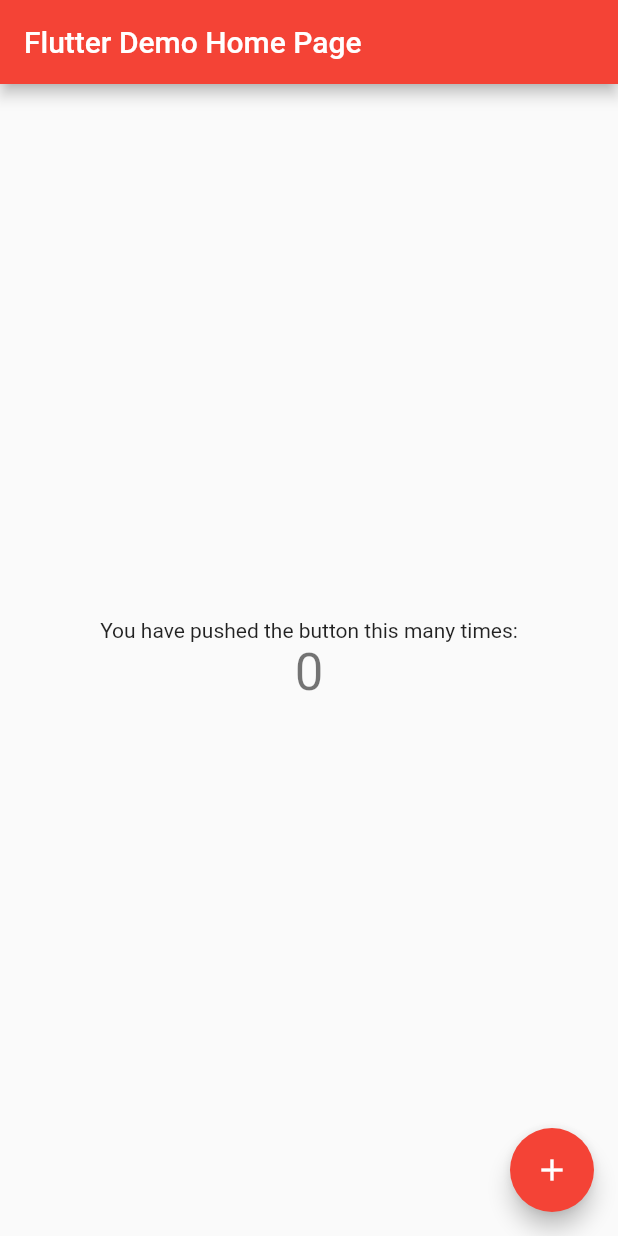
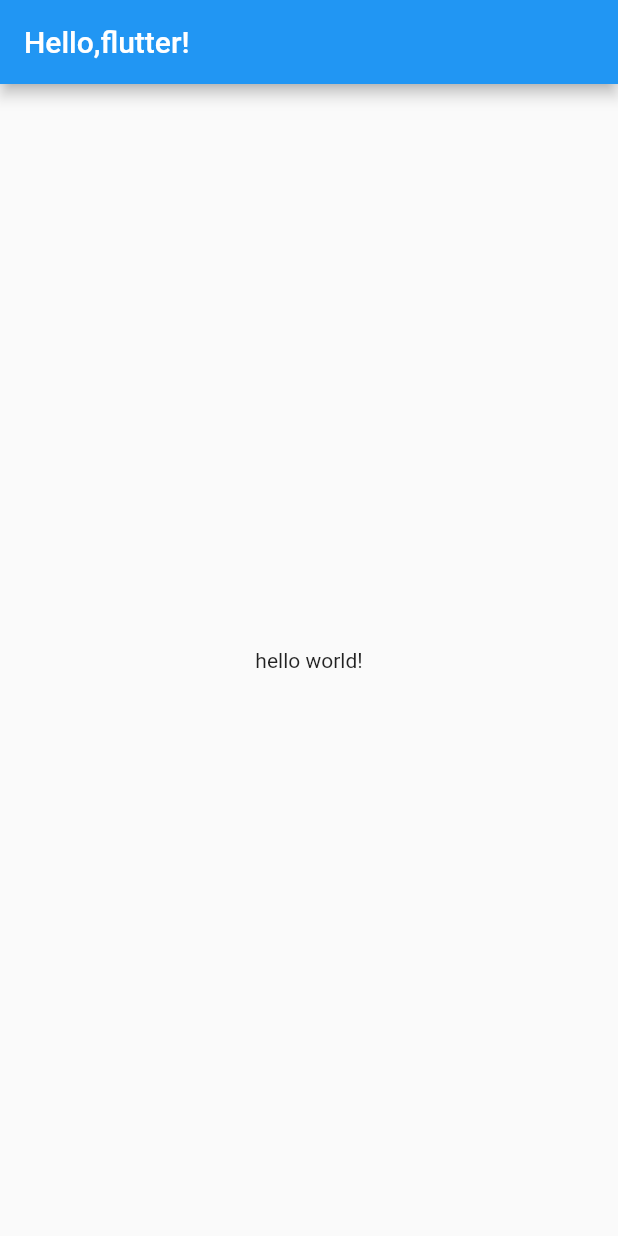
Before and after one commit to bladnoch/Flutter_App_UI, a Flutter app: the screen it shows after launch, on a phone screen of 412 x 824 dp. Run offline on Flutter 3.47's test engine with Material 2 defaults, Android fonts, the phone set to English and light mode, and no system bars.

Commit message:
print hello, world anf hello flutter on the screen

```diff
--- a/lib/main.dart
+++ b/lib/main.dart
@@ -1,115 +1,23 @@
 import 'package:flutter/material.dart';
 
 void main() {
-  runApp(const MyApp());
+  runApp(App());
 }
 
-class MyApp extends StatelessWidget {
-  const MyApp({super.key});
-
-  // This widget is the root of your application.
-  @override
-  Widget build(BuildContext context) {
-    return MaterialApp(
-      title: 'Flutter Demo',
-      theme: ThemeData(
-        // This is the theme of your application.
-        //
-        // Try running your application with "flutter run". You'll see the
-        // application has a blue toolbar. Then, without quitting the app, try
-        // changing the primarySwatch below to Colors.green and then invoke
-        // "hot reload" (press "r" in the console where you ran "flutter run",
-        // or simply save your changes to "hot reload" in a Flutter IDE).
-        // Notice that the counter didn't reset back to zero; the application
-        // is not restarted.
-        primarySwatch: Colors.red,
-      ),
-      home: const MyHomePage(title: 'Flutter Demo Home Page'),
-    );
-  }
-}
-
-class MyHomePage extends StatefulWidget {
-  const MyHomePage({super.key, required this.title});
-
-  // This widget is the home page of your application. It is stateful, meaning
-  // that it has a State object (defined below) that contains fields that affect
-  // how it looks.
-
-  // This class is the configuration for the state. It holds the values (in this
-  // case the title) provided by the parent (in this case the App widget) and
-  // used by the build method of the State. Fields in a Widget subclass are
-  // always marked "final".
-
-  final String title;
+class App extends StatelessWidget{
 
   @override
-  State<MyHomePage> createState() => _MyHomePageState();
-}
-
-class _MyHomePageState extends State<MyHomePage> {
-  int _counter = 0;
-
-  void _incrementCounter() {
-    setState(() {
-      // This call to setState tells the Flutter framework that something has
-      // changed in this State, which causes it to rerun the build method below
-      // so that the display can reflect the updated values. If we changed
-      // _counter without calling setState(), then the build method would not be
-      // called again, and so nothing would appear to happen.
-      _counter++;
-    });
+  Widget build(BuildContext context){
+    return MaterialApp(
+        home: Scaffold(
+          appBar: AppBar(
+            title:Text("Hello,flutter!"),
+          ),
+          body: Center(
+            child: Text("hello world!"),
+          ),
+        ),
+      );
   }
 
-  @override
-  Widget build(BuildContext context) {
-    // This method is rerun every time setState is called, for instance as done
-    // by the _incrementCounter method above.
-    //
-    // The Flutter framework has been optimized to make rerunning build methods
-    // fast, so that you can just rebuild anything that needs updating rather
-    // than having to individually change instances of widgets.
-    return Scaffold(
-      appBar: AppBar(
-        // Here we take the value from the MyHomePage object that was created by
-        // the App.build method, and use it to set our appbar title.
-        title: Text(widget.title),
-      ),
-      body: Center(
-        // Center is a layout widget. It takes a single child and positions it
-        // in the middle of the parent.
-        child: Column(
-          // Column is also a layout widget. It takes a list of children and
-          // arranges them vertically. By default, it sizes itself to fit its
-          // children horizontally, and tries to be as tall as its parent.
-          //
-          // Invoke "debug painting" (press "p" in the console, choose the
-          // "Toggle Debug Paint" action from the Flutter Inspector in Android
-          // Studio, or the "Toggle Debug Paint" command in Visual Studio Code)
-          // to see the wireframe for each widget.
-          //
-          // Column has various properties to control how it sizes itself and
-          // how it positions its children. Here we use mainAxisAlignment to
-          // center the children vertically; the main axis here is the vertical
-          // axis because Columns are vertical (the cross axis would be
-          // horizontal).
-          mainAxisAlignment: MainAxisAlignment.center,
-          children: <Widget>[
-            const Text(
-              'You have pushed the button this many times:',
-            ),
-            Text(
-              '$_counter',
-              style: Theme.of(context).textTheme.headlineMedium,
-            ),
-          ],
-        ),
-      ),
-      floatingActionButton: FloatingActionButton(
-        onPressed: _incrementCounter,
-        tooltip: 'Increment',
-        child: const Icon(Icons.add),
-      ), // This trailing comma makes auto-formatting nicer for build methods.
-    );
-  }
 }
```
